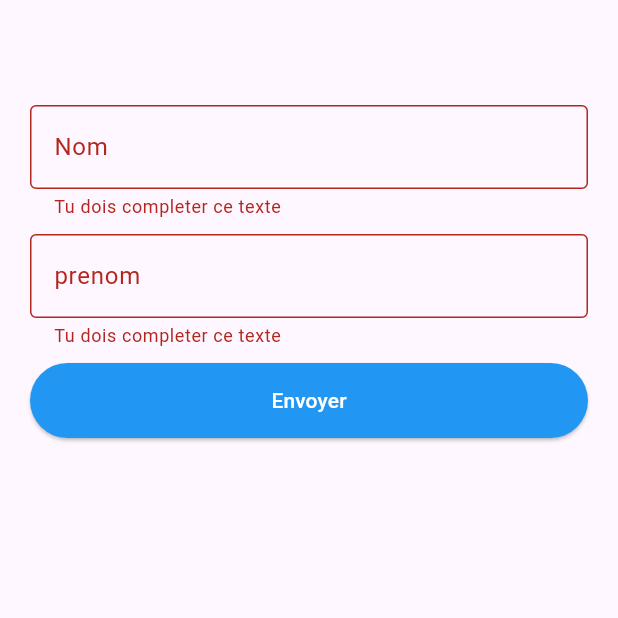
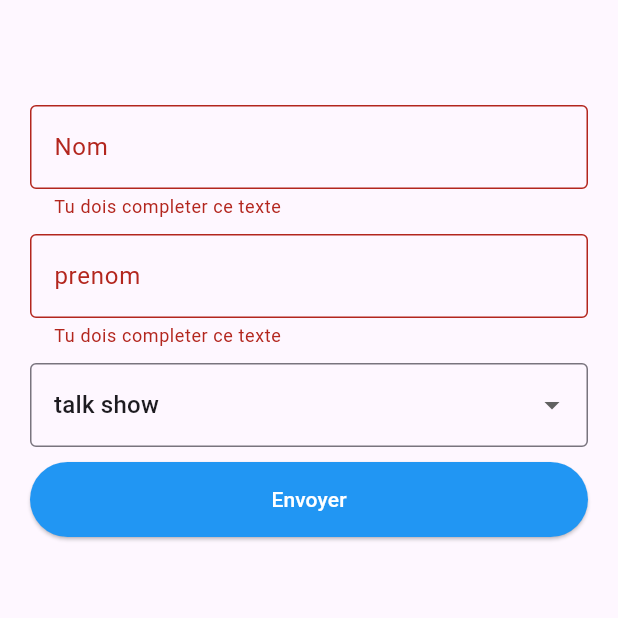
Before and after one commit to jeannotds/flutter_validation_form_, a Flutter app: the CreatePlanning screen opened directly, after a tap on "Envoyer", on a phone screen of 412 x 824 dp, the top half of it. Run offline on Flutter 3.47's test engine with Material 3 defaults, Android fonts, the phone set to English and light mode, and no system bars.

Commit message:
use select form

```diff
--- a/lib/pages/create_planning.dart
+++ b/lib/pages/create_planning.dart
@@ -15,15 +15,17 @@ class _CreatePlanningState extends State<CreatePlanning> {
   final confNameController = TextEditingController();
   final confFirstNameController = TextEditingController();
 
-  //Dispose controller for get data
+  String selectedConfType = 'talk';
 
+  @override
+
+  //2. Dispose controller for get data
   void dispose() {
     super.dispose();
     confFirstNameController.dispose();
     confFirstNameController.dispose();
   }
 
-  @override
   Widget build(BuildContext context) {
     return Scaffold(
         body: Container(
@@ -66,6 +68,33 @@ class _CreatePlanningState extends State<CreatePlanning> {
                       controller: confFirstNameController,
                     ),
                   ),
+                  Container(
+                    margin: EdgeInsets.only(bottom: 10),
+                    child: DropdownButtonFormField(
+                        decoration: const InputDecoration(
+                          border: OutlineInputBorder(),
+                        ),
+                        items: const [
+                          DropdownMenuItem(
+                            value: 'talk',
+                            child: Text("talk show"),
+                          ),
+                          DropdownMenuItem(
+                            value: 'demo',
+                            child: Text("demo code"),
+                          ),
+                          DropdownMenuItem(
+                            value: 'partner',
+                            child: Text("partners"),
+                          ),
+                        ],
+                        value: selectedConfType,
+                        onChanged: (value) {
+                          setState(() {
+                            selectedConfType = value!;
+                          });
+                        }),
+                  ),
                   SizedBox(
                     width: double.infinity,
                     height: 50,
@@ -86,6 +115,7 @@ class _CreatePlanningState extends State<CreatePlanning> {
                           // show data
                           print("Name : ${confName}");
                           print("FirstName : ${confFistName}");
+                          print("selectedConfType : ${selectedConfType}");
                         }
                       },
                       style: const ButtonStyle(
--- a/pubspec.yaml
+++ b/pubspec.yaml
@@ -35,6 +35,7 @@ dependencies:
   # The following adds the Cupertino Icons font to your application.
   # Use with the CupertinoIcons class for iOS style icons.
   cupertino_icons: ^1.0.2
+  date_field: ^5.0.1
 
 dev_dependencies:
   flutter_test:
```
Also changed, not shown: pubspec.lock.
